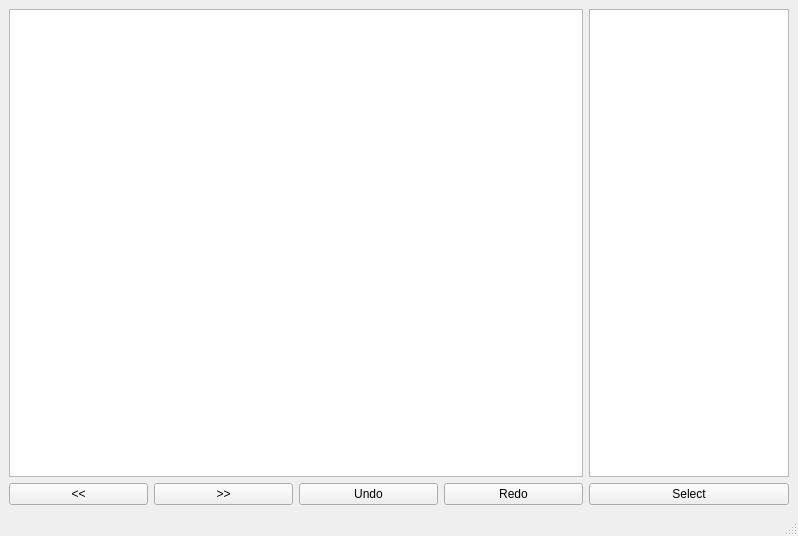
The window that qt_ui_v2.ui (bruceHun/pythonImageEditor) describes before a commit, drawn with Qt 5.
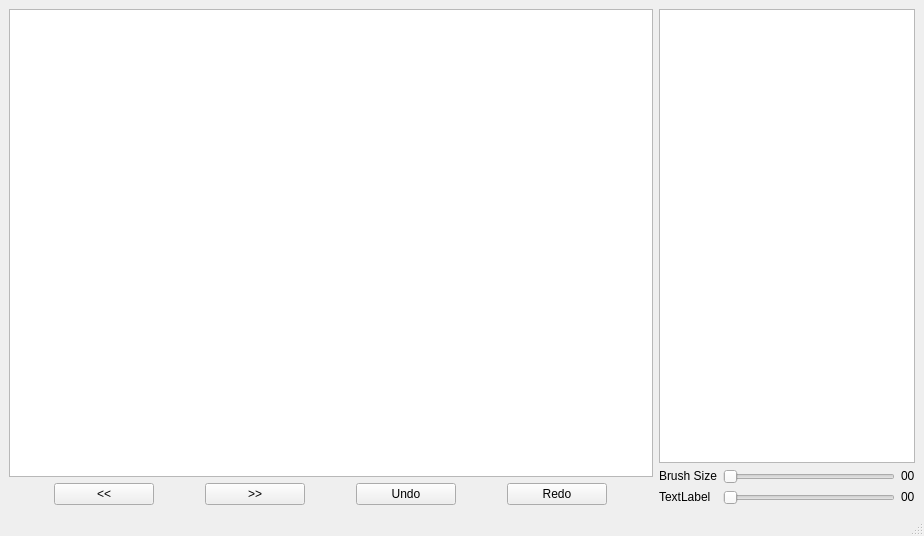
The same window after the commit.

What changed in the file:
```diff
--- a/qt_ui_v2.ui
+++ b/qt_ui_v2.ui
@@ -6,7 +6,7 @@
    <rect>
     <x>0</x>
     <y>0</y>
-    <width>798</width>
+    <width>924</width>
     <height>536</height>
    </rect>
   </property>
@@ -34,23 +34,101 @@
        </widget>
       </item>
       <item>
-       <widget class="QPushButton" name="FuncBtn5">
-        <property name="sizePolicy">
-         <sizepolicy hsizetype="Fixed" vsizetype="Fixed">
-          <horstretch>0</horstretch>
-          <verstretch>0</verstretch>
-         </sizepolicy>
+       <layout class="QGridLayout" name="controlPanel">
+        <property name="sizeConstraint">
+         <enum>QLayout::SetFixedSize</enum>
         </property>
-        <property name="minimumSize">
-         <size>
-          <width>200</width>
-          <height>0</height>
-         </size>
-        </property>
-        <property name="text">
-         <string>Select</string>
-        </property>
-       </widget>
+        <item row="1" column="2">
+         <widget class="QLabel" name="labelBrushSizeValue">
+          <property name="sizePolicy">
+           <sizepolicy hsizetype="Fixed" vsizetype="Fixed">
+            <horstretch>0</horstretch>
+            <verstretch>0</verstretch>
+           </sizepolicy>
+          </property>
+          <property name="text">
+           <string>00</string>
+          </property>
+         </widget>
+        </item>
+        <item row="1" column="1">
+         <widget class="QSlider" name="BrushSizeSlider">
+          <property name="sizePolicy">
+           <sizepolicy hsizetype="Expanding" vsizetype="Fixed">
+            <horstretch>0</horstretch>
+            <verstretch>0</verstretch>
+           </sizepolicy>
+          </property>
+          <property name="minimumSize">
+           <size>
+            <width>0</width>
+            <height>0</height>
+           </size>
+          </property>
+          <property name="orientation">
+           <enum>Qt::Horizontal</enum>
+          </property>
+         </widget>
+        </item>
+        <item row="1" column="0">
+         <widget class="QLabel" name="labelBrushSize">
+          <property name="sizePolicy">
+           <sizepolicy hsizetype="Fixed" vsizetype="Fixed">
+            <horstretch>0</horstretch>
+            <verstretch>0</verstretch>
+           </sizepolicy>
+          </property>
+          <property name="text">
+           <string>Brush Size</string>
+          </property>
+         </widget>
+        </item>
+        <item row="2" column="1">
+         <widget class="QSlider" name="horizontalSlider_2">
+          <property name="sizePolicy">
+           <sizepolicy hsizetype="Expanding" vsizetype="Fixed">
+            <horstretch>0</horstretch>
+            <verstretch>0</verstretch>
+           </sizepolicy>
+          </property>
+          <property name="minimumSize">
+           <size>
+            <width>0</width>
+            <height>0</height>
+           </size>
+          </property>
+          <property name="orientation">
+           <enum>Qt::Horizontal</enum>
+          </property>
+         </widget>
+        </item>
+        <item row="2" column="0">
+         <widget class="QLabel" name="label">
+          <property name="sizePolicy">
+           <sizepolicy hsizetype="Fixed" vsizetype="Fixed">
+            <horstretch>0</horstretch>
+            <verstretch>0</verstretch>
+           </sizepolicy>
+          </property>
+          <property name="text">
+           <string>TextLabel</string>
+          </property>
+         </widget>
+        </item>
+        <item row="2" column="2">
+         <widget class="QLabel" name="label_2">
+          <property name="sizePolicy">
+           <sizepolicy hsizetype="Fixed" vsizetype="Fixed">
+            <horstretch>0</horstretch>
+            <verstretch>0</verstretch>
+           </sizepolicy>
+          </property>
+          <property name="text">
+           <string>00</string>
+          </property>
+         </widget>
+        </item>
+       </layout>
       </item>
      </layout>
     </item>
@@ -58,6 +136,18 @@
      <layout class="QHBoxLayout" name="MainScreen">
       <item>
        <widget class="QPushButton" name="FuncBtn1">
+        <property name="sizePolicy">
+         <sizepolicy hsizetype="Fixed" vsizetype="Fixed">
+          <horstretch>0</horstretch>
+          <verstretch>0</verstretch>
+         </sizepolicy>
+        </property>
+        <property name="minimumSize">
+         <size>
+          <width>100</width>
+          <height>0</height>
+         </size>
+        </property>
         <property name="text">
          <string>&lt;&lt;</string>
         </property>
@@ -65,6 +155,18 @@
       </item>
       <item>
        <widget class="QPushButton" name="FuncBtn2">
+        <property name="sizePolicy">
+         <sizepolicy hsizetype="Fixed" vsizetype="Fixed">
+          <horstretch>0</horstretch>
+          <verstretch>0</verstretch>
+         </sizepolicy>
+        </property>
+        <property name="minimumSize">
+         <size>
+          <width>100</width>
+          <height>0</height>
+         </size>
+        </property>
         <property name="text">
          <string>&gt;&gt;</string>
         </property>
@@ -72,6 +174,18 @@
       </item>
       <item>
        <widget class="QPushButton" name="FuncBtn3">
+        <property name="sizePolicy">
+         <sizepolicy hsizetype="Fixed" vsizetype="Fixed">
+          <horstretch>0</horstretch>
+          <verstretch>0</verstretch>
+         </sizepolicy>
+        </property>
+        <property name="minimumSize">
+         <size>
+          <width>100</width>
+          <height>0</height>
+         </size>
+        </property>
         <property name="text">
          <string>Undo</string>
         </property>
@@ -79,6 +193,18 @@
       </item>
       <item>
        <widget class="QPushButton" name="FuncBtn4">
+        <property name="sizePolicy">
+         <sizepolicy hsizetype="Fixed" vsizetype="Fixed">
+          <horstretch>0</horstretch>
+          <verstretch>0</verstretch>
+         </sizepolicy>
+        </property>
+        <property name="minimumSize">
+         <size>
+          <width>100</width>
+          <height>0</height>
+         </size>
+        </property>
         <property name="text">
          <string>Redo</string>
         </property>
@@ -89,7 +215,7 @@
     <item row="0" column="0">
      <widget class="QGraphicsView" name="graphicsView">
       <property name="sizePolicy">
-       <sizepolicy hsizetype="Preferred" vsizetype="Preferred">
+       <sizepolicy hsizetype="Expanding" vsizetype="Preferred">
         <horstretch>1</horstretch>
         <verstretch>1</verstretch>
        </sizepolicy>
```
Left out of the diff: 4 changed lines with no effect on the pictures.
